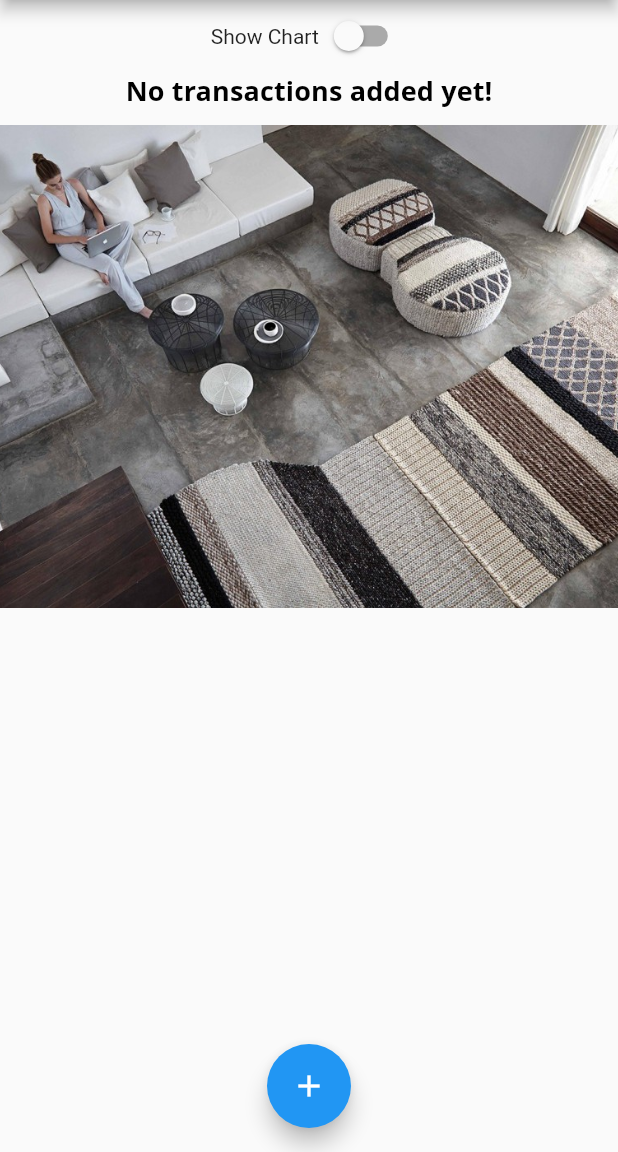
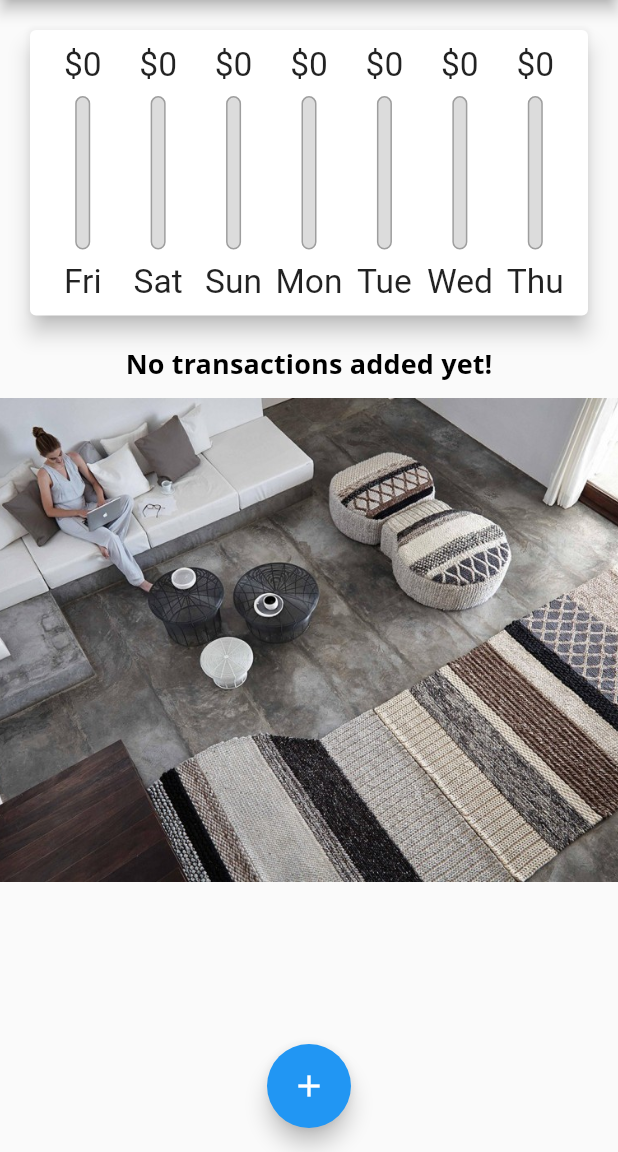
Before and after one commit to faithcredit/flutter_guide, a Flutter app: the screen it shows after launch, on a phone screen of 412 x 824 dp, the part 84-1236 px from its top. Run offline on Flutter 3.47's test engine with Material 2 defaults, Android fonts, the phone set to English and light mode, and no system bars.

Commit message:
little modify main.dart

```diff
--- a/lib/main.dart
+++ b/lib/main.dart
@@ -53,7 +53,7 @@
 }
 
 class _MyHomePageState extends State<MyHomePage> {
-  // String? titleInput ;
+
 
   final List<Transaction> _userTransactions = [
     // Transaction(
@@ -109,6 +109,8 @@
 
   @override
   Widget build(BuildContext context) {
+    final isLandscape =
+        MediaQuery.of(context).orientation == Orientation.landscape;
     final appBar = AppBar(
       title: Text(
         'Personal Expenses',
@@ -119,6 +121,12 @@
             icon: Icon(Icons.add))
       ],
     );
+    final txListWidget = Container(
+        height: (MediaQuery.of(context).size.height -
+                appBar.preferredSize.height -
+                MediaQuery.of(context).padding.top) *
+            0.7,
+        child: TransactionList(_userTransactions));
     return Scaffold(
       appBar: appBar,
       body: SingleChildScrollView(
@@ -126,6 +134,7 @@
           // mainAxisAlignment: MainAxisAlignment.spaceAround,
           crossAxisAlignment: CrossAxisAlignment.stretch,
           children: <Widget>[
+            if (isLandscape)
               Row(
                 mainAxisAlignment: MainAxisAlignment.center,
                 children: [
@@ -139,6 +148,15 @@
                       })
                 ],
               ),
+            if (!isLandscape)
+              Container(
+                  height: (MediaQuery.of(context).size.height -
+                          appBar.preferredSize.height -
+                          MediaQuery.of(context).padding.top) *
+                      0.3,
+                  child: Chart(_recentTransactions)),
+            if (!isLandscape) txListWidget,
+            if (isLandscape)
               _showChart
                   ? Container(
                       height: (MediaQuery.of(context).size.height -
@@ -146,12 +164,7 @@
                               MediaQuery.of(context).padding.top) *
                           0.7,
                       child: Chart(_recentTransactions))
-                : Container(
-                    height: (MediaQuery.of(context).size.height -
-                            appBar.preferredSize.height -
-                            MediaQuery.of(context).padding.top) *
-                        0.7,
-                    child: TransactionList(_userTransactions)),
+                  : txListWidget,
           ],
         ),
       ),
```
Lines whose indentation alone changed are shown as unchanged.
